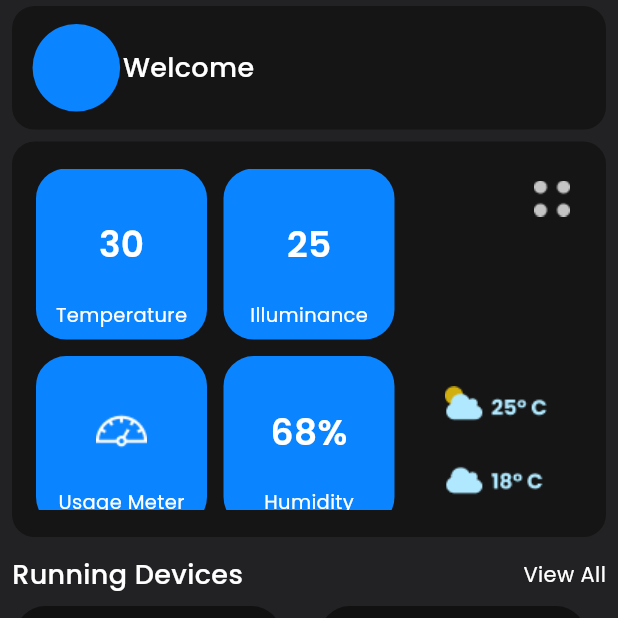
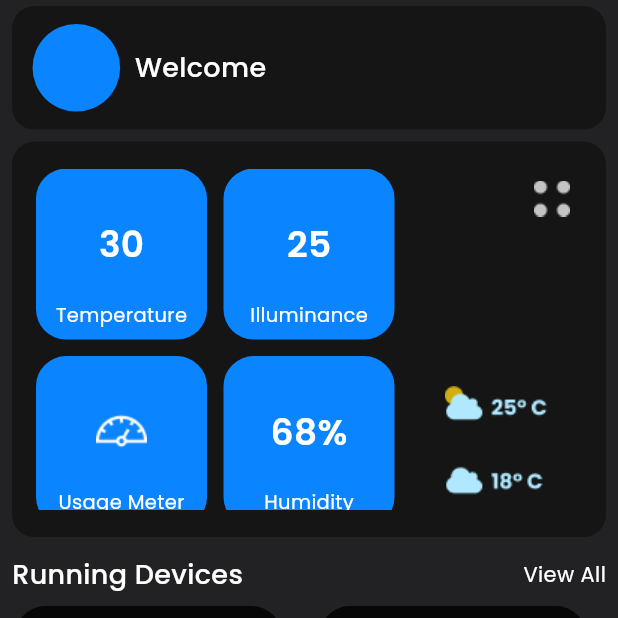
Before and after one commit to PhamTrung012224/Home_IoT, a Flutter app: the screen it shows after launch, on a phone screen of 412 x 824 dp, the top half of it. Run offline on Flutter 3.47's test engine with Material 3 defaults, Android fonts, the phone set to English and light mode, and no system bars; our stand-ins replace flutter_colorpicker, google_fonts.

Commit message:
Update constants.dart

```diff
--- a/project_home_iot/lib/Pages/home.dart
+++ b/project_home_iot/lib/Pages/home.dart
@@ -1,10 +1,9 @@
 //Home Page
-import 'package:flutter/cupertino.dart';
 import 'package:flutter/material.dart';
 import 'package:flutter/services.dart';
-import 'package:flutter/widgets.dart';
 import 'package:google_fonts/google_fonts.dart';
 import 'package:project_home_iot/Pages/usage_meter.dart';
+import 'package:project_home_iot/shared/constants.dart' as constants;
 
 class HomePage extends StatefulWidget {
   const HomePage({super.key});
@@ -17,13 +16,14 @@ class _HomePageState extends State<HomePage> {
   @override
   Widget build(BuildContext context) {
     SystemChrome.setSystemUIOverlayStyle(const SystemUiOverlayStyle(
-      statusBarColor: Color.fromARGB(255, 34, 34, 36),
+      statusBarColor: constants.lightBlack,
     ));
     var screenHeight = MediaQuery.of(context).size.height -
         MediaQuery.of(context).padding.top -
         MediaQuery.of(context).padding.bottom;
     var screenWidth = MediaQuery.of(context).size.width;
     return Scaffold(
+      backgroundColor: constants.lightBlack,
       body: SafeArea(
         child: Column(
           mainAxisAlignment: MainAxisAlignment.center,
@@ -45,7 +45,7 @@ class _HomePageState extends State<HomePage> {
     return Container(
       decoration: BoxDecoration(
         borderRadius: BorderRadius.circular(15),
-        color: const Color.fromARGB(255, 21, 21, 21),
+        color: constants.normalBlack,
       ),
       constraints: BoxConstraints(
         maxHeight: screenHeight * 0.1,
@@ -59,19 +59,22 @@ class _HomePageState extends State<HomePage> {
                 maxHeight: childrenHeight,maxWidth: screenWidth*0.15),
             decoration: const BoxDecoration(
               shape: BoxShape.circle,
-              color: Color.fromARGB(255, 10, 132, 255),
+              color: constants.normalBlue,
             ),
             margin: const EdgeInsets.fromLTRB(12.0, 12.0, 0.0, 12.0),
           ),
-          Text(
-              'Welcome',
-              style: TextStyle(
-                fontSize: 18,
-                fontWeight: FontWeight.w500,
-                color: Colors.white,
-                fontFamily: GoogleFonts.poppins().fontFamily,
+          Padding(
+            padding: const EdgeInsets.only(left: 8.0),
+            child: Text(
+                'Welcome',
+                style: TextStyle(
+                  fontSize: 18,
+                  fontWeight: constants.medium,
+                  color: constants.normalWhite,
+                  fontFamily: GoogleFonts.poppins().fontFamily,
+                ),
               ),
-            ),
+          ),
         ],
       ),
     );
@@ -82,7 +85,7 @@ class _HomePageState extends State<HomePage> {
     return Container(
         decoration: BoxDecoration(
           borderRadius: BorderRadius.circular(15),
-          color: const Color.fromARGB(255, 21, 21, 21),
+          color: constants.normalBlack,
         ),
         constraints: BoxConstraints(
           maxHeight: MediaQuery.of(context).size.height*0.32,
@@ -113,7 +116,7 @@ class _HomePageState extends State<HomePage> {
     return Container(
       decoration: BoxDecoration(
         borderRadius: BorderRadius.circular(20.0),
-        color: const Color.fromARGB(255, 10, 132, 255),
+        color: constants.normalBlue,
       ),
       child: Column(
         mainAxisAlignment: MainAxisAlignment.end,
@@ -125,8 +128,8 @@ class _HomePageState extends State<HomePage> {
                 child: Text('30',
                     style: TextStyle(
                       fontSize: 24,
-                      fontWeight: FontWeight.w600,
-                      color: Colors.white,
+                      fontWeight: constants.semiBold,
+                      color: constants.normalWhite,
                       fontFamily: GoogleFonts.poppins().fontFamily,
                     )),
               ),
@@ -138,8 +141,8 @@ class _HomePageState extends State<HomePage> {
               'Temperature',
               style: TextStyle(
                 fontSize: 13,
-                fontWeight: FontWeight.normal,
-                color: Colors.white,
+                fontWeight: constants.normal,
+                color: constants.normalWhite,
                 fontFamily: GoogleFonts.poppins().fontFamily,
               ),
             ),
@@ -153,7 +156,7 @@ class _HomePageState extends State<HomePage> {
     return Container(
       decoration: BoxDecoration(
         borderRadius: BorderRadius.circular(20.0),
-        color: const Color.fromARGB(255, 10, 132, 255),
+        color: constants.normalBlue,
       ),
       child: Column(
         mainAxisAlignment: MainAxisAlignment.end,
@@ -165,8 +168,8 @@ class _HomePageState extends State<HomePage> {
                 child: Text('25',
                     style: TextStyle(
                       fontSize: 24,
-                      fontWeight: FontWeight.w600,
-                      color: Colors.white,
+                      fontWeight: constants.semiBold,
+                      color: constants.normalWhite,
                       fontFamily: GoogleFonts.poppins().fontFamily,
                     )),
               ),
@@ -178,8 +181,8 @@ class _HomePageState extends State<HomePage> {
               'Illuminance',
               style: TextStyle(
                 fontSize: 13,
-                fontWeight: FontWeight.normal,
-                color: Colors.white,
+                fontWeight: constants.normal,
+                color: constants.normalWhite,
                 fontFamily: GoogleFonts.poppins().fontFamily,
               ),
             ),
@@ -192,7 +195,7 @@ class _HomePageState extends State<HomePage> {
   Widget _renderUsageMeterBtn(BuildContext context) {
     return IconButton(
       alignment: Alignment.topRight,
-      icon: Image.asset('assets/images/Menu.png'),
+      icon: Image.asset(constants.menuButton),
       onPressed: () {
         showModalBottomSheet(
             context: context,
@@ -206,7 +209,7 @@ class _HomePageState extends State<HomePage> {
     return Container(
       decoration: BoxDecoration(
         borderRadius: BorderRadius.circular(20.0),
-        color: const Color.fromARGB(255, 10, 132, 255),
+        color: constants.normalBlue,
       ),
       child: Column(
         mainAxisAlignment: MainAxisAlignment.end,
@@ -215,7 +218,7 @@ class _HomePageState extends State<HomePage> {
             child: Padding(
               padding: const EdgeInsets.only(top:12.0),
               child: Center(
-                child:Image.asset('assets/images/UM.png')
+                child:Image.asset(constants.usageMeterImage)
               ),
             ),
           ),
@@ -225,8 +228,8 @@ class _HomePageState extends State<HomePage> {
               'Usage Meter',
               style: TextStyle(
                 fontSize: 13,
-                fontWeight: FontWeight.normal,
-                color: Colors.white,
+                fontWeight: constants.normal,
+                color: constants.normalWhite,
                 fontFamily: GoogleFonts.poppins().fontFamily,
               ),
             ),
@@ -240,7 +243,7 @@ class _HomePageState extends State<HomePage> {
     return Container(
       decoration: BoxDecoration(
         borderRadius: BorderRadius.circular(20.0),
-        color: const Color.fromARGB(255, 10, 132, 255),
+        color: constants.normalBlue,
       ),
       child: Column(
         mainAxisAlignment: MainAxisAlignment.end,
@@ -252,8 +255,8 @@ class _HomePageState extends State<HomePage> {
                 child: Text('68%',
                     style: TextStyle(
                       fontSize: 24,
-                      fontWeight: FontWeight.w600,
-                      color: Colors.white,
+                      fontWeight: constants.semiBold,
+                      color: constants.normalWhite,
                       fontFamily: GoogleFonts.poppins().fontFamily,
                     )),
               ),
@@ -265,8 +268,8 @@ class _HomePageState extends State<HomePage> {
               'Humidity',
               style: TextStyle(
                 fontSize: 13,
-                fontWeight: FontWeight.normal,
-                color: Colors.white,
+                fontWeight: constants.normal,
+                color: constants.normalWhite,
                 fontFamily: GoogleFonts.poppins().fontFamily,
               ),
             ),
@@ -278,7 +281,7 @@ class _HomePageState extends State<HomePage> {
 
   Widget _renderWeather(BuildContext context) {
     return const Image(
-      image: AssetImage('assets/images/weather.png'),
+      image: AssetImage(constants.weather),
     );
   }
 
@@ -292,14 +295,14 @@ class _HomePageState extends State<HomePage> {
           Expanded(
             child: GestureDetector(
               onTap: (){
-                Navigator.pushNamed(context, '/runningDevices');
+                Navigator.pushNamed(context, constants.runningDevices);
               },
               child: Text(
                 'Running Devices',
                 style: TextStyle(
                   fontSize: 18,
-                  fontWeight: FontWeight.w500,
-                  color: Colors.white,
+                  fontWeight: constants.medium,
+                  color: constants.normalWhite,
                   fontFamily: GoogleFonts.poppins().fontFamily,
                 ),
               ),
@@ -307,14 +310,14 @@ class _HomePageState extends State<HomePage> {
           ),
           GestureDetector(
             onTap: (){
-              Navigator.pushNamed(context, '/runningDevices');
+              Navigator.pushNamed(context, constants.runningDevices);
             },
             child: Text(
               'View All',
               style: TextStyle(
                 fontSize: 14,
-                fontWeight: FontWeight.normal,
-                color: Colors.white,
+                fontWeight: constants.normal,
+                color: constants.normalWhite,
                 fontFamily: GoogleFonts.poppins().fontFamily,
               ),
             ),
@@ -330,44 +333,44 @@ class _HomePageState extends State<HomePage> {
       {
         'devices': 'Light',
         'time': 'on for last 4 hours',
-        'image': 'assets/images/Light.png',
+        'image': constants.lightBulb,
         'room': 'Living Room',
-        'to': '/lightAdjustments'
+        'to': constants.lightAdjustments
       },
       {
         'devices': 'AC',
         'time': 'on for last 4 hours',
-        'image': 'assets/images/AC.png',
+        'image': constants.airConditioner,
         'room': 'Living Room',
-        'to': '/lightAdjustments'
+        'to': constants.lightAdjustments
       },
       {
         'devices': 'Fan',
         'time': 'on for last 4 hours',
-        'image': 'assets/images/fan.png',
+        'image': constants.fan,
         'room': 'Living Room',
-        'to': '/fanAdjustments'
+        'to': constants.fanAdjustments
       },
       {
         'devices': 'AC',
         'time': 'on for last 4 hours',
-        'image': 'assets/images/AC.png',
+        'image': constants.airConditioner,
         'room': 'Living Room',
-        'to': '/lightAdjustments'
+        'to': constants.lightAdjustments
       },
       {
         'devices': 'Light',
         'time': 'on for last 4 hours',
-        'image': 'assets/images/Light.png',
+        'image': constants.lightBulb,
         'room': 'Balcony',
-        'to': '/lightAdjustments'
+        'to': constants.lightAdjustments
       },
       {
         'devices': 'Light',
         'time': 'on for last 4 hours',
-        'image': 'assets/images/Light.png',
+        'image': constants.lightBulb,
         'room': 'Kitchen',
-        'to': '/lightAdjustments'
+        'to': constants.lightAdjustments
       },
     ];
     return GridView.builder(
@@ -387,7 +390,7 @@ class _HomePageState extends State<HomePage> {
               child: Container(
                 decoration: BoxDecoration(
                   borderRadius: BorderRadius.circular(20),
-                  color: const Color.fromARGB(255, 17, 17, 18),
+                  color: constants.darkBlack,
                 ),
                 margin: const EdgeInsets.fromLTRB(10.0, 0.0, 12.0, 14.0),
                 padding: const EdgeInsets.only(top: 12.0, left: 12.0,right: 12.0),
@@ -397,14 +400,14 @@ class _HomePageState extends State<HomePage> {
                     Text(listDevices[index]['devices']!,
                         style: TextStyle(
                           fontSize: 12,
-                          fontWeight: FontWeight.w500,
-                          color: Colors.white,
+                          fontWeight: constants.medium,
+                          color: constants.normalWhite,
                           fontFamily: GoogleFonts.poppins().fontFamily,
                         )),
                     Text(listDevices[index]['time']!,
                         style: TextStyle(
                           fontSize: 10,
-                          fontWeight: FontWeight.normal,
+                          fontWeight: constants.normal,
                           color: const Color.fromARGB(255, 183, 182, 182),
                           fontFamily: GoogleFonts.poppins().fontFamily,
                         )),
@@ -414,8 +417,8 @@ class _HomePageState extends State<HomePage> {
                       child: Text(listDevices[index]['room']!,
                           style: TextStyle(
                             fontSize: 10,
-                            fontWeight: FontWeight.normal,
-                            color: Colors.white,
+                            fontWeight: constants.normal,
+                            color: constants.normalWhite,
                             fontFamily: GoogleFonts.poppins().fontFamily,
                           )),
                     ),
--- a/project_home_iot/lib/main.dart
+++ b/project_home_iot/lib/main.dart
@@ -5,7 +5,7 @@ import 'Pages/light_adjustments.dart';
 import 'Pages/on_boarding.dart';
 import 'Pages/running_devices.dart';
 import 'Pages/usage_meter.dart';
-
+import 'shared/constants.dart' as constants;
 
 void main() {
   runApp(const MyApp());
@@ -20,17 +20,17 @@ class MyApp extends StatelessWidget {
     return MaterialApp(
       title: 'Flutter Demo',
       theme: ThemeData(
-        scaffoldBackgroundColor: const Color.fromARGB(255, 34, 34, 36),
+        scaffoldBackgroundColor: constants.normalBlack,
         useMaterial3: true,
       ),
-      initialRoute: '/',
+      initialRoute: constants.onBoard,
       routes: {
-        '/': (context) => const OnboardingPage(),
-        '/home': (context) => const HomePage(),
-        '/usageMeter': (context) => const UsageMeterPage(),
-        '/fanAdjustments': (context) => const FanAdjustmentsPage(),
-        '/runningDevices': (context) => const RunningDevicesPage(),
-        '/lightAdjustments': (context) => const LightAdjustmentsPage(),
+        constants.onBoard: (context) => const OnboardingPage(),
+        constants.home: (context) => const HomePage(),
+        constants.usageMeter: (context) => const UsageMeterPage(),
+        constants.fanAdjustments: (context) => const FanAdjustmentsPage(),
+        constants.runningDevices: (context) => const RunningDevicesPage(),
+        constants.lightAdjustments: (context) => const LightAdjustmentsPage(),
       },
     );
   }
--- /dev/null
+++ b/project_home_iot/lib/shared/constants.dart
@@ -0,0 +1,41 @@
+import 'package:flutter/material.dart';
+
+//Font
+const FontWeight semiBold = FontWeight.w600;
+const FontWeight medium = FontWeight.w500;
+const FontWeight bold = FontWeight.bold;
+const FontWeight normal = FontWeight.normal;
+
+//Colour
+const Color normalWhite = Color(0xFFFFFFFF);
+const Color normalBlack = Color(0xFF151515);
+const Color darkBlack = Color(0xFF070707);
+const Color lightBlack = Color(0xFF222224);
+const Color normalBlue = Color(0xFF0A84FF);
+const Color normalGray = Color(0xFF84868B);
+const Color darkGray = Color(0xFF707070);
+const Color lightGray = Color(0xA8C2C2CB);
+const Color green = Color(0xCD6CFF00);
+
+//Pages
+const String onBoard = '/';
+const String home = '/home';
+const String usageMeter = '/usageMeter';
+const String fanAdjustments = '/fanAdjustments';
+const String runningDevices = '/runningDevices';
+const String lightAdjustments = '/lightAdjustments';
+
+//Images
+const String airConditioner = 'assets/images/AC.png';
+const String cleaner = 'assets/images/cleaner.png';
+const String closeButton = 'assets/images/Close.png';
+const String downArrow = 'assets/images/DA.png';
+const String fan = 'assets/images/fan.png';
+const String fridge = 'assets/images/fridge.png';
+const String lightBulb = 'assets/images/Light.png';
+const String menuButton = 'assets/images/Menu.png';
+const String onBoardingImage = 'assets/images/OBIcon.png';
+const String returnButton = 'assets/images/Return.png';
+const String television = 'assets/images/tv.png';
+const String usageMeterImage = 'assets/images/UM.png';
+const String weather = 'assets/images/weather.png';
```
Also changed, not shown: project_home_iot/lib/Pages/fan_adjustments.dart (+20 -20 lines), project_home_iot/lib/Pages/light_adjustments.dart (+20 -19 lines), project_home_iot/lib/Pages/on_boarding.dart (+10 -15 lines), project_home_iot/lib/Pages/running_devices.dart (+26 -25 lines), project_home_iot/lib/Pages/usage_meter.dart (+28 -27 lines), project_home_iot/lib/value/constVal.dart (deleted).
